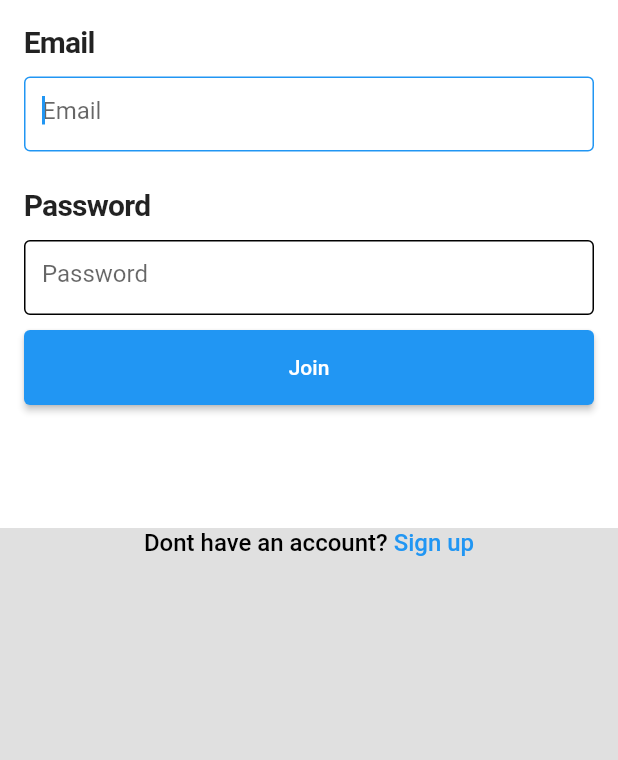
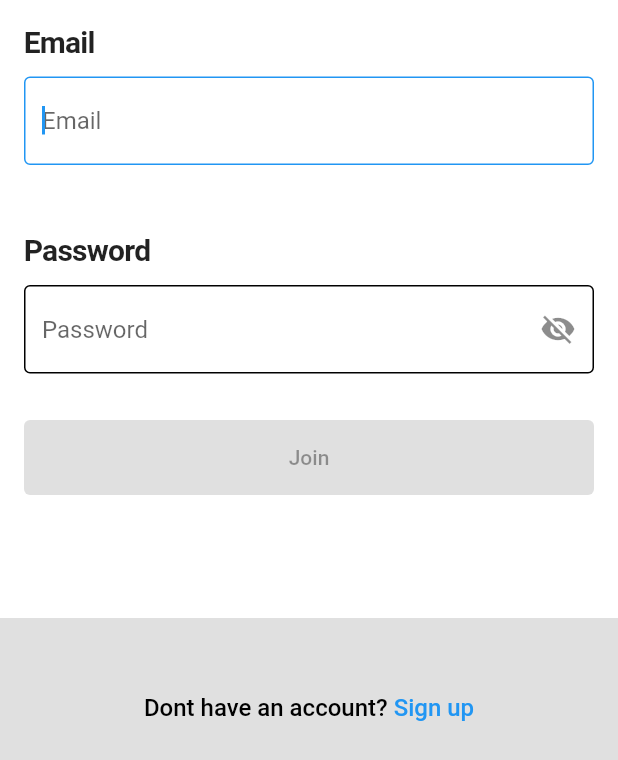
Before and after one commit to akiev33/flutter_lesson_21, a Flutter app: the screen it shows after launch, on a phone screen of 412 x 824 dp. Shown: the top 760 px of the screen. Run offline on Flutter 3.47's test engine with Material 2 defaults, Android fonts, the phone set to English and light mode, and no system bars.

Commit message:
version 2

```diff
--- a/lib/main.dart
+++ b/lib/main.dart
@@ -1,3 +1,4 @@
+import 'package:flutter/foundation.dart';
 import 'package:flutter/material.dart';
 import 'package:flutter_lesson_21/text_field.dart';
 
@@ -28,29 +29,37 @@ class HomeScreen extends StatefulWidget {
 }
 
 class _HomeScreenState extends State<HomeScreen> {
-  late FocusNode emailFocus;
-  late FocusNode passwordFocus;
+  final Map userData = {'эльдар': '1234', 'фарш': '123'};
 
-  final Map userData = {'эльдар': '1234', 'фарш': '123'};
   String isAuth = '';
 
   final email = TextEditingController();
   final password = TextEditingController();
+  final emailFocus = FocusNode();
+  final passwordFocus = FocusNode();
 
   //
 
   @override
   void initState() {
-    super.initState();
-    emailFocus = FocusNode();
-    passwordFocus = FocusNode();
-
     email.addListener(() {
+      if (email.text.length > 4) {
+        isEmailFilled = true;
+      } else {
+        isEmailFilled = false;
+      }
       setState(() {});
     });
     password.addListener(() {
+      if (password.text.length > 4) {
+        isPasswordFilled = true;
+      } else {
+        isPasswordFilled = false;
+      }
       setState(() {});
     });
+
+    super.initState();
   }
 
   @override
@@ -61,6 +70,10 @@ class _HomeScreenState extends State<HomeScreen> {
     passwordFocus.dispose();
     super.dispose();
   }
+
+  final formKey = GlobalKey<FormState>();
+  bool isEmailFilled = false;
+  bool isPasswordFilled = false;
 
   @override
   Widget build(BuildContext context) {
@@ -75,14 +88,17 @@ class _HomeScreenState extends State<HomeScreen> {
                 color: Colors.white,
                 child: Padding(
                   padding: const EdgeInsets.all(16),
+                  child: Form(
+                    key: formKey,
                     child: Column(
-                    // mainAxisSize: MainAxisSize.min,
-                    // crossAxisAlignment: CrossAxisAlignment.start,
+                      mainAxisSize: MainAxisSize.min,
+                      crossAxisAlignment: CrossAxisAlignment.start,
                       children: [
                         AppTextField(
                           title: 'Email',
                           controller: email,
                           focus: emailFocus,
+                          keyboardType: TextInputType.emailAddress,
                           onSubmitted: (v) {
                             passwordFocus.requestFocus();
                           },
@@ -92,6 +108,8 @@ class _HomeScreenState extends State<HomeScreen> {
                           title: 'Password',
                           controller: password,
                           focus: passwordFocus,
+                          isObscure: true,
+                          keyboardType: TextInputType.visiblePassword,
                           onSubmitted: (v) {
                             authUser();
                           },
@@ -103,9 +121,12 @@ class _HomeScreenState extends State<HomeScreen> {
                           width: double.infinity,
                           height: 50,
                           child: ElevatedButton(
-                          onPressed: () {
+                            onPressed: isEmailFilled && isPasswordFilled
+                                ? () {
+                                    formKey.currentState?.validate();
                                     authUser();
-                          },
+                                  }
+                                : null,
                             child: const Text('Join'),
                           ),
                         ),
@@ -115,14 +136,8 @@ class _HomeScreenState extends State<HomeScreen> {
                     ),
                   ),
                 ),
-              // const SizedBox(height: 60),
-              // Text('Email - ${email.text}'),
-              // const SizedBox(height: 12),
-              // Text('Password - ${password.text}'),
-              // const SizedBox(height: 150),
-              // const SizedBox(
-              //   height: 20,
-              // ),
+              ),
+              const SizedBox(height: 50),
               Center(
                 child: RichText(
                   text: const TextSpan(
--- a/lib/text_field.dart
+++ b/lib/text_field.dart
@@ -1,18 +1,29 @@
 import 'package:flutter/material.dart';
 
-class AppTextField extends StatelessWidget {
-  const AppTextField({
+class AppTextField extends StatefulWidget {
+  AppTextField({
     Key? key,
     required this.controller,
     required this.focus,
     required this.title,
+    this.keyboardType = TextInputType.text,
     this.onSubmitted,
+    this.isObscure = false,
   }) : super(key: key);
 
   final TextEditingController controller;
   final String title;
   final FocusNode focus;
+  final bool isObscure;
   final Function(String)? onSubmitted;
+  final TextInputType keyboardType;
+
+  @override
+  State<AppTextField> createState() => _AppTextFieldState();
+}
+
+class _AppTextFieldState extends State<AppTextField> {
+  late bool obsecured = widget.isObscure;
 
   @override
   Widget build(BuildContext context) {
@@ -20,7 +31,7 @@ class AppTextField extends StatelessWidget {
       crossAxisAlignment: CrossAxisAlignment.start,
       children: [
         Text(
-          title,
+          widget.title,
           style: const TextStyle(
             fontWeight: FontWeight.w700,
             letterSpacing: -0.5,
@@ -29,24 +40,48 @@ class AppTextField extends StatelessWidget {
         ),
         const SizedBox(height: 12),
         SizedBox(
-          height: 50,
-          child: TextField(
-            controller: controller,
+          height: 80,
+          child: TextFormField(
+            controller: widget.controller,
+            focusNode: widget.focus,
+            onFieldSubmitted: widget.onSubmitted,
+            keyboardType: widget.keyboardType,
             autofocus: true,
-            focusNode: focus,
-            // obscureText: true,
-            autocorrect: false,
+            obscureText: obsecured,
+            autocorrect: true,
             enableSuggestions: false,
             maxLength: 25,
+            validator: (value) {
+              if (widget.keyboardType == TextInputType.emailAddress) {
+                if (!value!.contains('@')) {
+                  return 'Нет знака "@"!';
+                } else if (!value.contains('.')) {
+                  return 'Не обнаружена "." после "@"!';
+                } else if (value.length < 4) {
+                  return 'Проверь правильность почты!';
+                } else if (value.split('.').last.length < 2) {
+                  return 'Некорректный адрес почты!';
+                }
+              }
+              return null;
+
+            },
             textInputAction: TextInputAction.next,
-            onSubmitted: onSubmitted,
             decoration: InputDecoration(
+              suffixIcon: Visibility(
+                visible: widget.isObscure,
+                child: IconButton(
+                  icon: Icon(
+                    obsecured ? Icons.visibility_off : Icons.visibility,
+                  ),
+                  onPressed: () {
+                    obsecured = !obsecured;
+                    setState(() {});
+                  },
+                ),
+              ),
               counterText: '',
-              // suffixIcon: IconButton(
-              //   icon: const Icon(Icons.remove_red_eye_outlined),
-              //   onPressed: () {},
-              // ),
-              hintText: title,
+              hintText: widget.title,
               border: const OutlineInputBorder(),
               enabledBorder: const OutlineInputBorder(),
               focusedBorder: const OutlineInputBorder(
```
Lines whose indentation alone changed are shown as unchanged.
